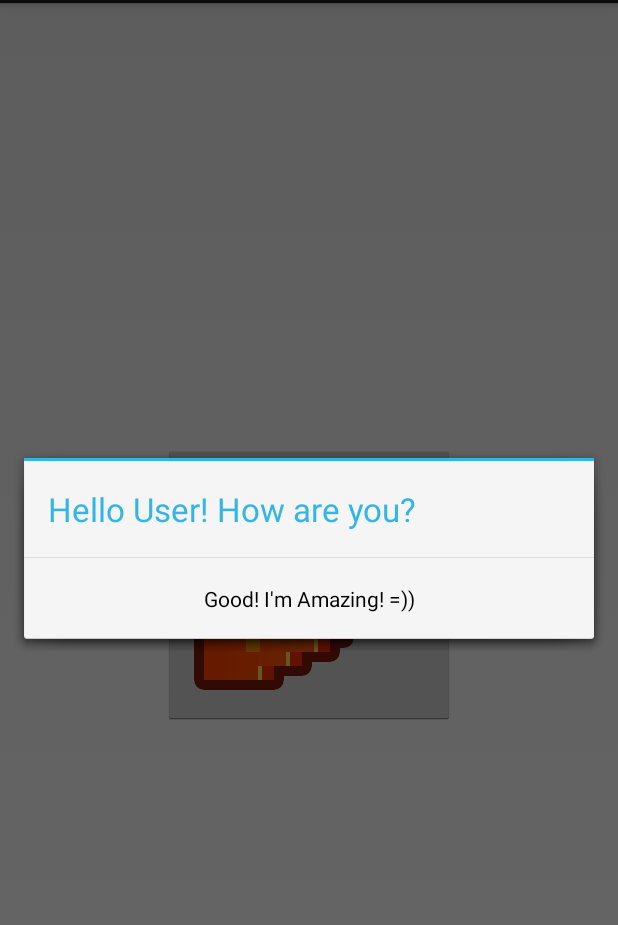
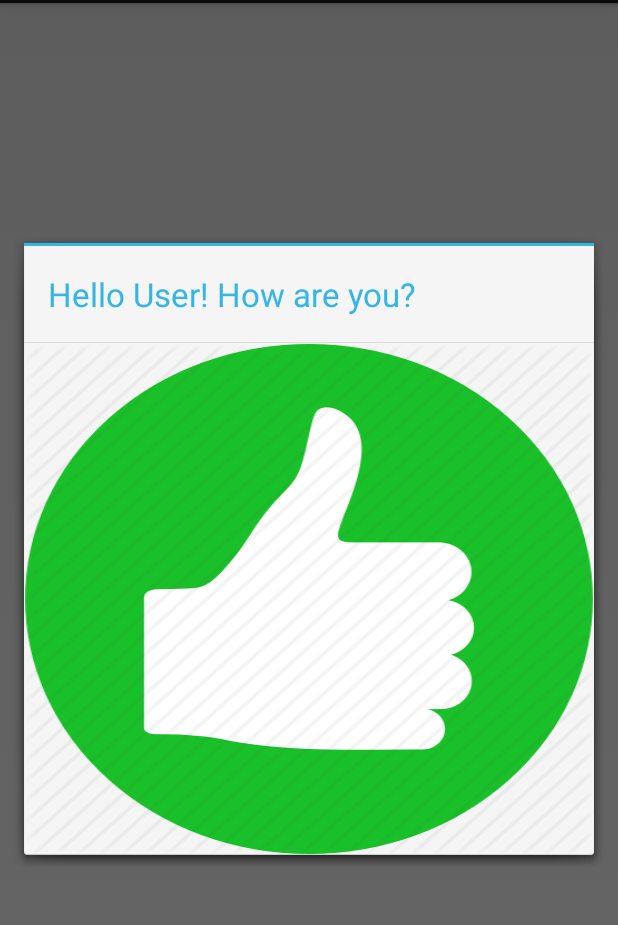
Before and after one commit to hard7/Betty, an Android app: the screen it shows after launch (MainActivity), after a tap on an icon or button, on a phone screen of 412 x 824 dp, the part 69-994 px from its top. Run offline under Robolectric (Android 15) with nearby library versions, the phone set to English and light mode, and no system bars.

Commit message:
alert dialog with image

```diff
--- a/BettyModule/src/main/java/ru/h7/betty/bettymodule/MainActivity.java
+++ b/BettyModule/src/main/java/ru/h7/betty/bettymodule/MainActivity.java
@@ -3,10 +3,14 @@ package ru.h7.betty.bettymodule;
 import android.app.Activity;
 import android.app.AlertDialog;
 import android.content.DialogInterface;
+import android.graphics.drawable.Drawable;
 import android.os.Bundle;
 import android.view.Menu;
 import android.view.MenuItem;
 import android.view.View;
+import android.widget.Button;
+import android.widget.ImageView;
+import android.widget.Toast;
 
 
 public class MainActivity extends Activity {
@@ -26,22 +30,51 @@ public class MainActivity extends Activity {
     }
 
     public void carrotButtonPressed(View view) {
-        makeDefaultAlertDialog().show();
+        makeAlertDialogWithImage().show();
     }
 
     private AlertDialog makeDefaultAlertDialog() {
         String msg = "This is carrot!";
 //        Toast.makeText(getApplicationContext(), msg, Toast.LENGTH_SHORT).show();
-        AlertDialog.Builder dialog = new AlertDialog.Builder(MainActivity.this);
-        dialog.setTitle("Hello User! How are you?");
-        dialog.setCancelable(true);
-        dialog.setPositiveButton("Good! I'm Amazing! =))",
+        AlertDialog.Builder dialogBuilder = new AlertDialog.Builder(MainActivity.this);
+        dialogBuilder.setTitle("Hello User! How are you?");
+        dialogBuilder.setCancelable(true);
+        dialogBuilder.setNeutralButton("Good! I'm Amazing! =))",
                 new DialogInterface.OnClickListener() {
                     public void onClick(DialogInterface dialog, int id) {
                         dialog.cancel();
                     }
                 });
-        return dialog.create();
+        return dialogBuilder.create();
+    }
+
+    private void showMessage(String msg) {
+        Toast.makeText(getApplicationContext(), msg, Toast.LENGTH_SHORT).show();
+    }
+
+    private AlertDialog makeAlertDialogWithImage() {
+        ImageView image = new ImageView(this);
+        image.setImageResource(R.mipmap.good);
+        AlertDialog.Builder dialogBuilder = new AlertDialog.Builder(MainActivity.this);
+        dialogBuilder.setTitle("Hello User! How are you?");
+        dialogBuilder.setCancelable(true);
+        dialogBuilder.setPositiveButton(" ",
+                new DialogInterface.OnClickListener() {
+                    public void onClick(DialogInterface dialog, int id) {
+                        dialog.dismiss();
+                    }
+                });
+        final AlertDialog dialog = dialogBuilder.create();
+
+        dialog.setOnShowListener(new DialogInterface.OnShowListener() {
+            @Override
+            public void onShow(DialogInterface dialogInterface) {
+                Button button = dialog.getButton(AlertDialog.BUTTON_POSITIVE);
+                button.setBackgroundResource(R.mipmap.good);
+            }
+        });
+
+        return dialog;
     }
 
     @Override
```
Also changed, not shown: BettyModule/src/main/res/mipmap-hdpi/good.png (added).
